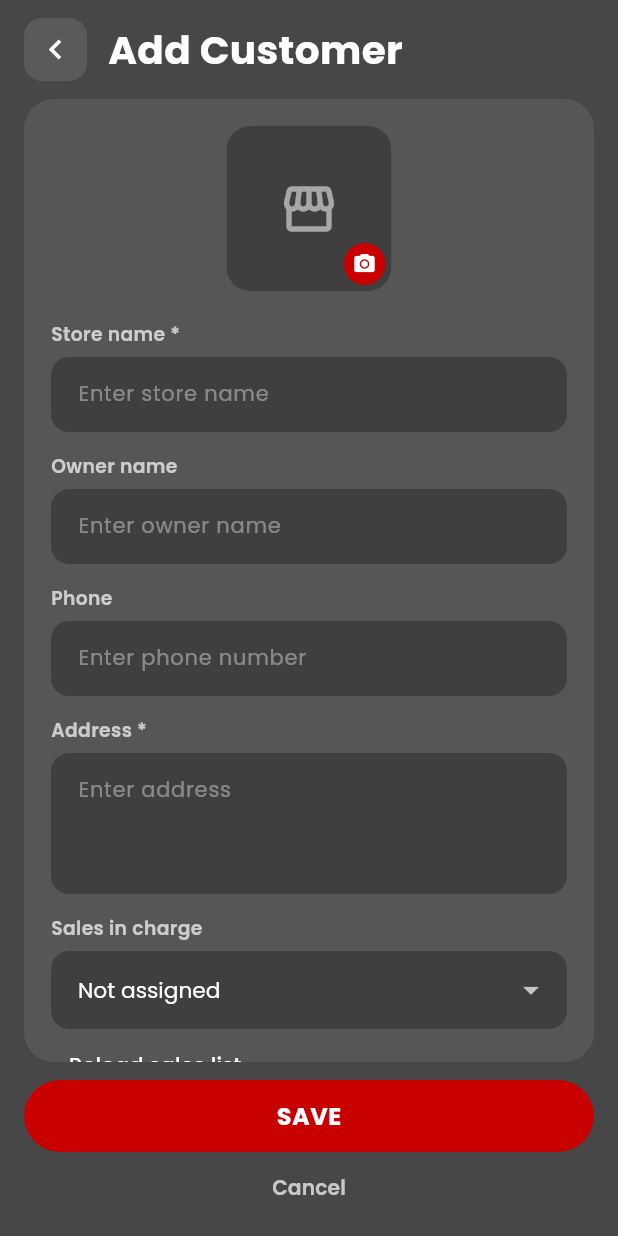
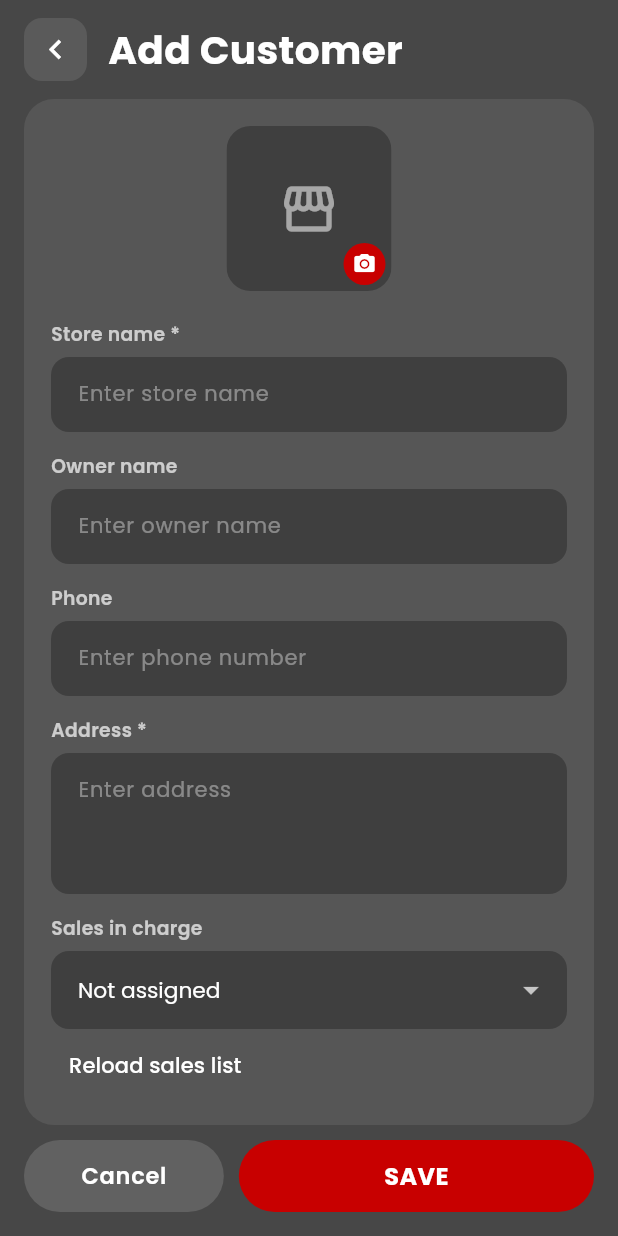
Before and after one commit to reksa53/SFA-Mobile, a Flutter app: the AddCustomerScreen screen opened directly, on a phone screen of 412 x 824 dp. Run offline on Flutter 3.47's test engine with Material 3 defaults, Android fonts, the phone set to English and light mode, and no system bars; our stand-ins replace dio, flutter_secure_storage, google_fonts, image_picker; accounts and stored records are empty; network calls fail.

Commit message:
Samakan tombol Cancel/SAVE Customer dan Add Sales dengan Edit Visit

```diff
--- a/lib/ui/manager/customer/add_customer_screen.dart
+++ b/lib/ui/manager/customer/add_customer_screen.dart
@@ -264,19 +264,11 @@ class _AddCustomerScreenState extends State<AddCustomerScreen> {
               ),
             ),
             Padding(
-              padding: const EdgeInsets.fromLTRB(16, 12, 16, 8),
-              child: Column(
-                mainAxisSize: MainAxisSize.min,
-                crossAxisAlignment: CrossAxisAlignment.stretch,
-                children: [
-                  custSaveButton(
-                    onPressed: _saving ? null : _submit,
-                    saving: _saving,
-                  ),
-                  custCancelButton(
-                    _saving ? null : () => Navigator.of(context).pop(),
-                  ),
-                ],
+              padding: const EdgeInsets.fromLTRB(16, 10, 16, 16),
+              child: custActionBar(
+                onSave: _saving ? null : _submit,
+                onCancel: _saving ? null : () => Navigator.of(context).pop(),
+                saving: _saving,
               ),
             ),
           ],
--- a/lib/ui/manager/customer/customer_style.dart
+++ b/lib/ui/manager/customer/customer_style.dart
@@ -92,7 +92,8 @@ Widget custSaveButton({
   ),
 );
 
-/// Tombol teks "Cancel" di bawah SAVE.
+/// Tombol teks "Cancel" di bawah SAVE (gaya lama, sudah tidak dipakai di
+/// Add/Edit Customer; dibiarkan kalau ada layar lain yang masih memakainya).
 Widget custCancelButton(VoidCallback? onPressed) => TextButton(
   onPressed: onPressed,
   child: Text(
@@ -103,6 +104,51 @@ Widget custCancelButton(VoidCallback? onPressed) => TextButton(
       color: Colors.white70,
     ),
   ),
+);
+
+/// Baris tombol bawah, sama persis dengan Edit Visit:
+/// Cancel (putih transparan, kiri) + SAVE (merah, kanan).
+Widget custActionBar({
+  required VoidCallback? onSave,
+  required VoidCallback? onCancel,
+  required bool saving,
+  String saveLabel = 'SAVE',
+}) => Row(
+  children: [
+    Expanded(
+      flex: 36,
+      child: SizedBox(
+        height: 48,
+        child: FilledButton(
+          onPressed: onCancel,
+          style: FilledButton.styleFrom(
+            backgroundColor: const Color(0x24FFFFFF),
+            foregroundColor: AppColors.white,
+            disabledBackgroundColor: const Color(0x24FFFFFF),
+            disabledForegroundColor: Colors.white38,
+            minimumSize: Size.zero,
+            shape: const StadiumBorder(),
+          ),
+          child: Text(
+            'Cancel',
+            style: GoogleFonts.poppins(
+              fontSize: 15,
+              fontWeight: FontWeight.w600,
+            ),
+          ),
+        ),
+      ),
+    ),
+    const SizedBox(width: 10),
+    Expanded(
+      flex: 64,
+      child: custSaveButton(
+        onPressed: onSave,
+        saving: saving,
+        label: saveLabel,
+      ),
+    ),
+  ],
 );
 
 /// Dialog gelap (konfirmasi / popup) bergaya Edit Visit.
```
Also changed, not shown: lib/ui/manager/customer/customer_detail_screen.dart (+5 -13 lines), lib/ui/manager/sales/add_sales_screen.dart (+36 -1 lines).
